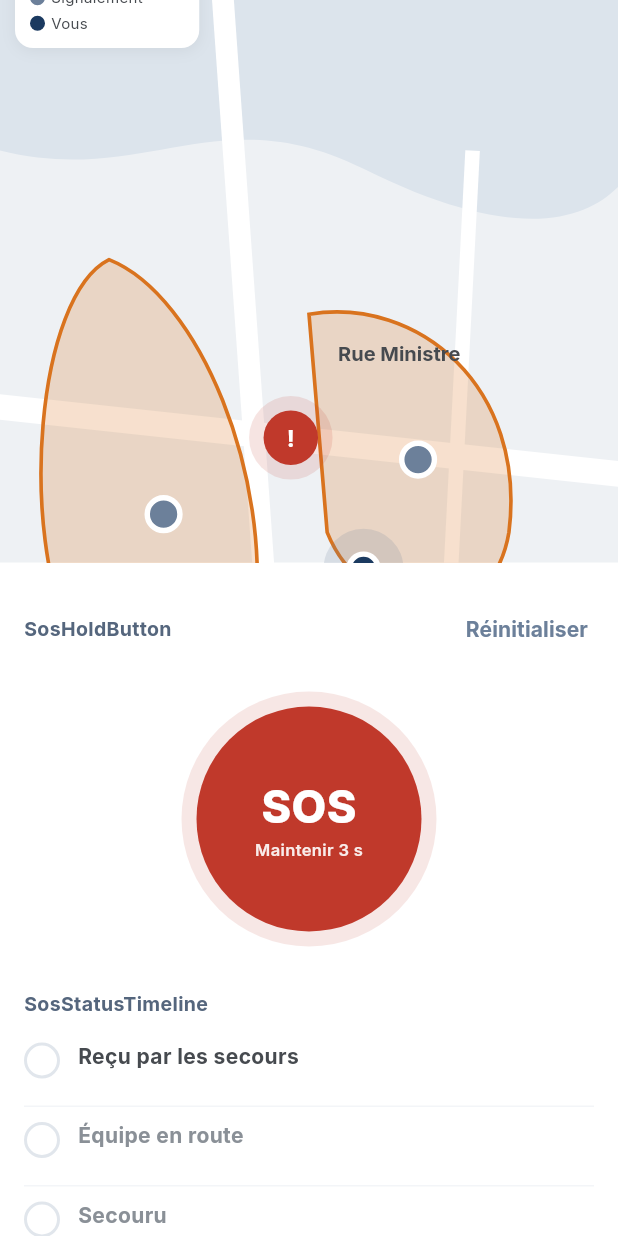
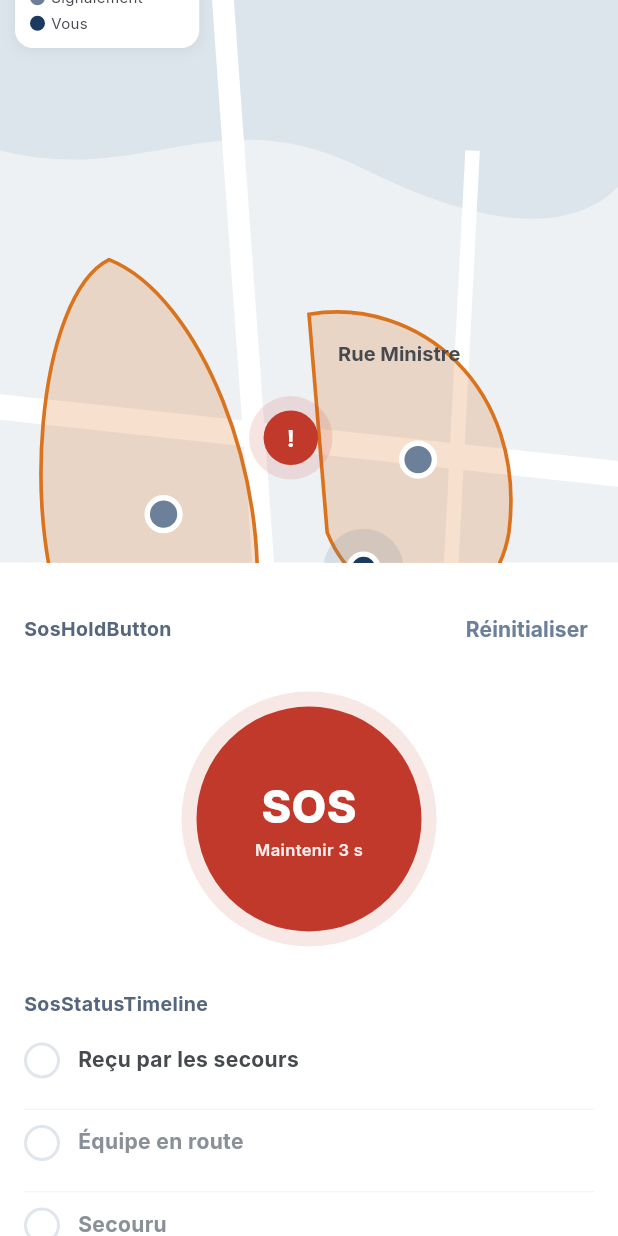
Before and after one commit to knourdeen44/hydrotic-ci, a Flutter app: the CatalogScreen screen opened by its route, scrolled down 1728 dp, on a phone screen of 412 x 824 dp. Run offline on Flutter 3.47's test engine with Material 3 defaults, Android fonts, the phone set to English and light mode, and no system bars; our stand-ins replace flutter_riverpod, go_router.

Commit message:
ui(mobile): frise SOS — titre d'étape dans une ligne de 16 px comme le prototype
Co-Authored-By: Claude Opus 5.5 <noreply@anthropic.com>

```diff
--- a/mobile/lib/widgets/sos_status_timeline.dart
+++ b/mobile/lib/widgets/sos_status_timeline.dart
@@ -33,6 +33,7 @@ class _Step extends StatelessWidget {
   final bool aVenir;
 
   static const _fondu = Duration(milliseconds: 300);
+  static const double _hauteurLigneTitre = 16 * 1.21 / 14;
 
   @override
   Widget build(BuildContext context) {
@@ -71,6 +72,9 @@ class _Step extends StatelessWidget {
                   etape.etape,
                   style: HydroticText.button.copyWith(
                     color: aVenir ? HydroticColors.grayLight : HydroticColors.gray,
+                    // Prototype : titre 14 px dans une ligne de 16 px (taille par défaut du parent).
+                    height: _hauteurLigneTitre,
+                    leadingDistribution: TextLeadingDistribution.proportional,
                   ),
                 ),
                 if (etape.detail.isNotEmpty)
```
